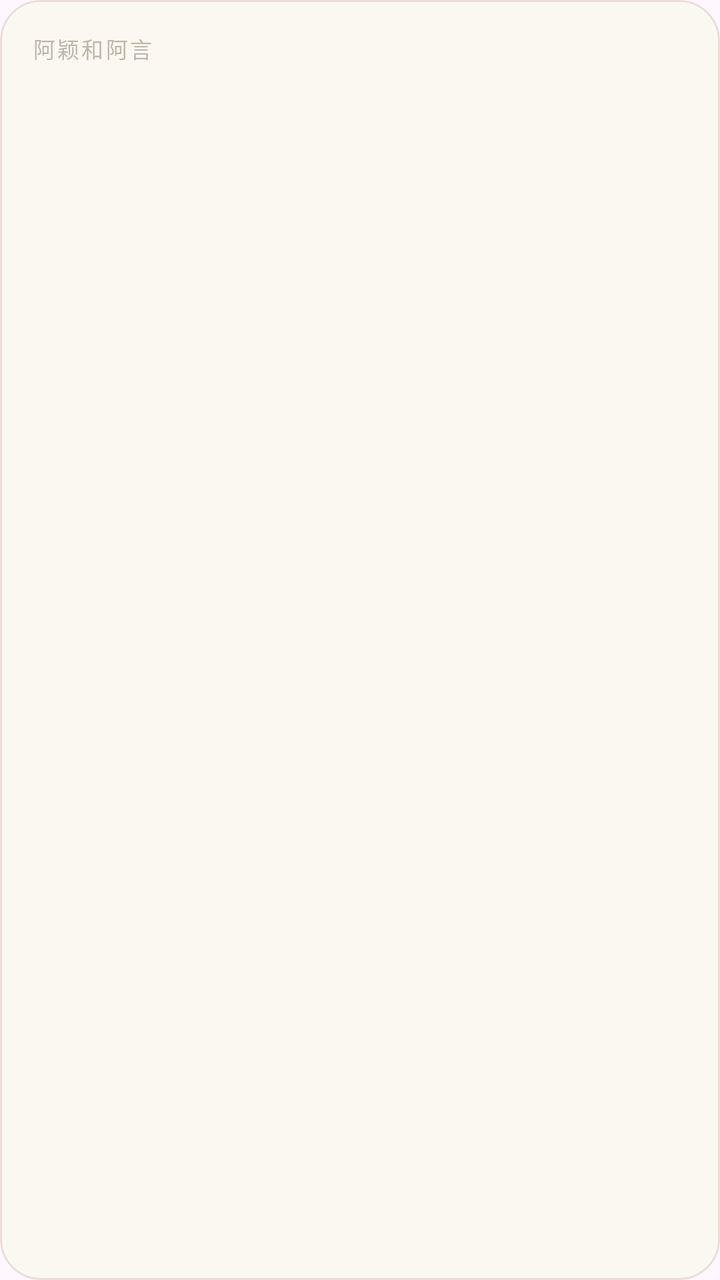
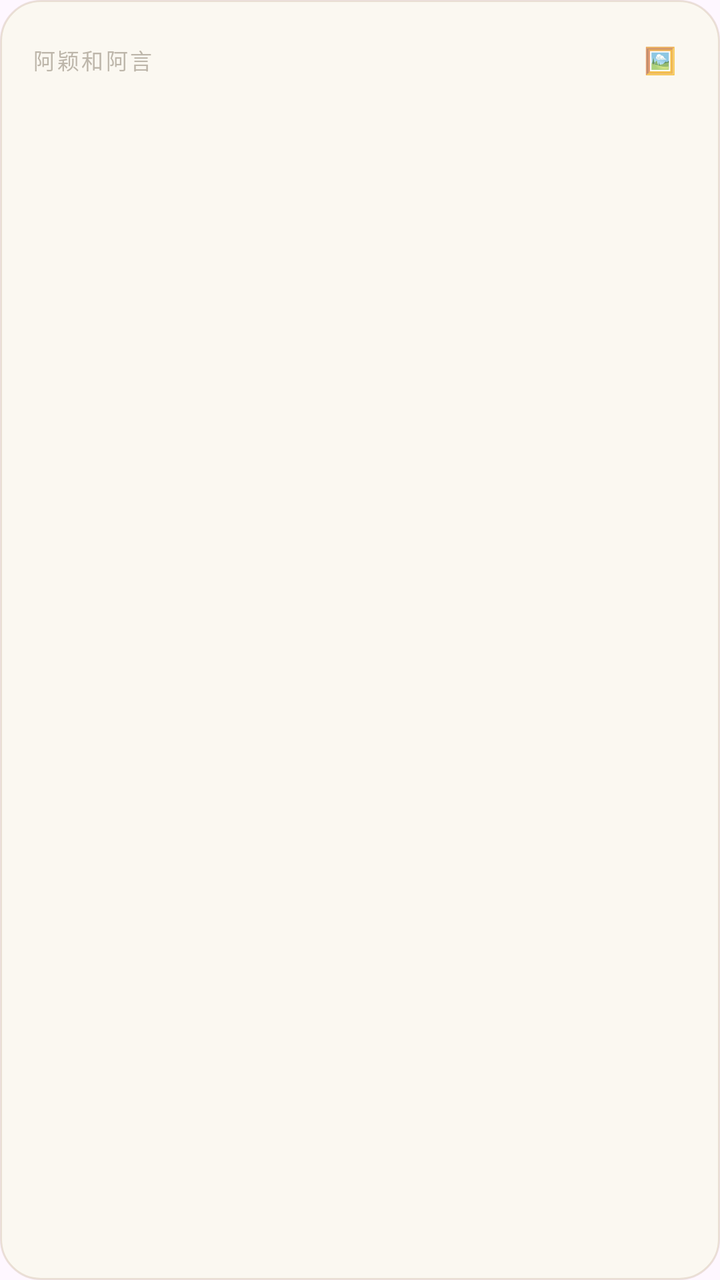

Screens rendered from an Android XML layout before and after an edit, with the pre-edit source and the edit as a unified diff.
<!-- AndroidManifest.xml: application theme Theme.Roost -->
<!-- res/layout/days_widget_layout.xml -->
<?xml version="1.0" encoding="utf-8"?>
<LinearLayout xmlns:android="http://schemas.android.com/apk/res/android"
    android:id="@+id/days_root" android:layout_width="match_parent" android:layout_height="match_parent"
    android:orientation="vertical" android:padding="16dp" android:background="@drawable/days_widget_bg">
    <TextView android:layout_width="wrap_content" android:layout_height="wrap_content"
        android:text="阿颖和阿言" android:textColor="#99948A7C" android:textSize="11sp" android:letterSpacing="0.1" />
    <TextView android:id="@+id/days_count" android:layout_width="wrap_content" android:layout_height="wrap_content"
        android:layout_marginTop="2dp" android:textColor="#FFB0784A" android:textSize="24sp" android:textStyle="bold" />
    <TextView android:id="@+id/days_line" android:layout_width="match_parent" android:layout_height="0dp" android:layout_weight="1"
        android:layout_marginTop="6dp" android:gravity="center_vertical" android:maxLines="3" android:ellipsize="end"
        android:textColor="#FF3A332B" android:textSize="14sp" android:lineSpacingExtra="3dp" />
</LinearLayout>
<!-- resources referenced by this layout -->
<resources>
  <!-- drawable days_widget_bg (drawable) -->
  <?xml version="1.0" encoding="utf-8"?>
  <shape xmlns:android="http://schemas.android.com/apk/res/android" android:shape="rectangle">
      <solid android:color="#F2FBF8F1" />
      <stroke android:width="1dp" android:color="#33A07850" />
      <corners android:radius="20dp" />
  </shape>
  <style name="Theme.Roost" parent="Theme.Material3.DayNight.NoActionBar">
          <item name="android:statusBarColor">@android:color/transparent</item>
          <item name="android:navigationBarColor">@android:color/transparent</item>
          <item name="android:windowDrawsSystemBarBackgrounds">true</item>
          
          <item name="android:windowLightStatusBar">false</item>
      </style>
</resources>

<!-- the commit's change to res/layout/days_widget_layout.xml (unified diff, before → after) -->
@@ -1,12 +1,25 @@
 <?xml version="1.0" encoding="utf-8"?>
-<LinearLayout xmlns:android="http://schemas.android.com/apk/res/android"
+<FrameLayout xmlns:android="http://schemas.android.com/apk/res/android"
     android:id="@+id/days_root" android:layout_width="match_parent" android:layout_height="match_parent"
-    android:orientation="vertical" android:padding="16dp" android:background="@drawable/days_widget_bg">
-    <TextView android:layout_width="wrap_content" android:layout_height="wrap_content"
-        android:text="阿颖和阿言" android:textColor="#99948A7C" android:textSize="11sp" android:letterSpacing="0.1" />
-    <TextView android:id="@+id/days_count" android:layout_width="wrap_content" android:layout_height="wrap_content"
-        android:layout_marginTop="2dp" android:textColor="#FFB0784A" android:textSize="24sp" android:textStyle="bold" />
-    <TextView android:id="@+id/days_line" android:layout_width="match_parent" android:layout_height="0dp" android:layout_weight="1"
-        android:layout_marginTop="6dp" android:gravity="center_vertical" android:maxLines="3" android:ellipsize="end"
-        android:textColor="#FF3A332B" android:textSize="14sp" android:lineSpacingExtra="3dp" />
-</LinearLayout>
+    android:background="@drawable/days_widget_bg">
+    <ImageView android:id="@+id/days_bg" android:layout_width="match_parent" android:layout_height="match_parent"
+        android:scaleType="centerCrop" android:visibility="gone" />
+    <View android:id="@+id/days_scrim" android:layout_width="match_parent" android:layout_height="match_parent"
+        android:background="#40000000" android:visibility="gone" />
+    <LinearLayout android:layout_width="match_parent" android:layout_height="match_parent"
+        android:orientation="vertical" android:padding="16dp">
+        <LinearLayout android:layout_width="match_parent" android:layout_height="wrap_content" android:gravity="center_vertical">
+            <TextView android:id="@+id/days_label" android:layout_width="0dp" android:layout_weight="1" android:layout_height="wrap_content"
+                android:text="阿颖和阿言" android:textColor="#99948A7C" android:textSize="11sp" android:letterSpacing="0.1" />
+            <TextView android:id="@+id/days_pick" android:layout_width="28dp" android:layout_height="28dp" android:gravity="center"
+                android:text="🖼" android:textSize="13sp" android:alpha="0.7" />
+        </LinearLayout>
+        <TextView android:id="@+id/days_count" android:layout_width="wrap_content" android:layout_height="wrap_content"
+            android:layout_marginTop="2dp" android:textColor="#FFB0784A" android:textSize="24sp" android:textStyle="bold"
+            android:shadowColor="#33000000" android:shadowRadius="2" />
+        <TextView android:id="@+id/days_line" android:layout_width="match_parent" android:layout_height="0dp" android:layout_weight="1"
+            android:layout_marginTop="6dp" android:gravity="center_vertical" android:maxLines="3" android:ellipsize="end"
+            android:textColor="#FF3A332B" android:textSize="14sp" android:lineSpacingExtra="3dp"
+            android:shadowColor="#33000000" android:shadowRadius="2" />
+    </LinearLayout>
+</FrameLayout>
